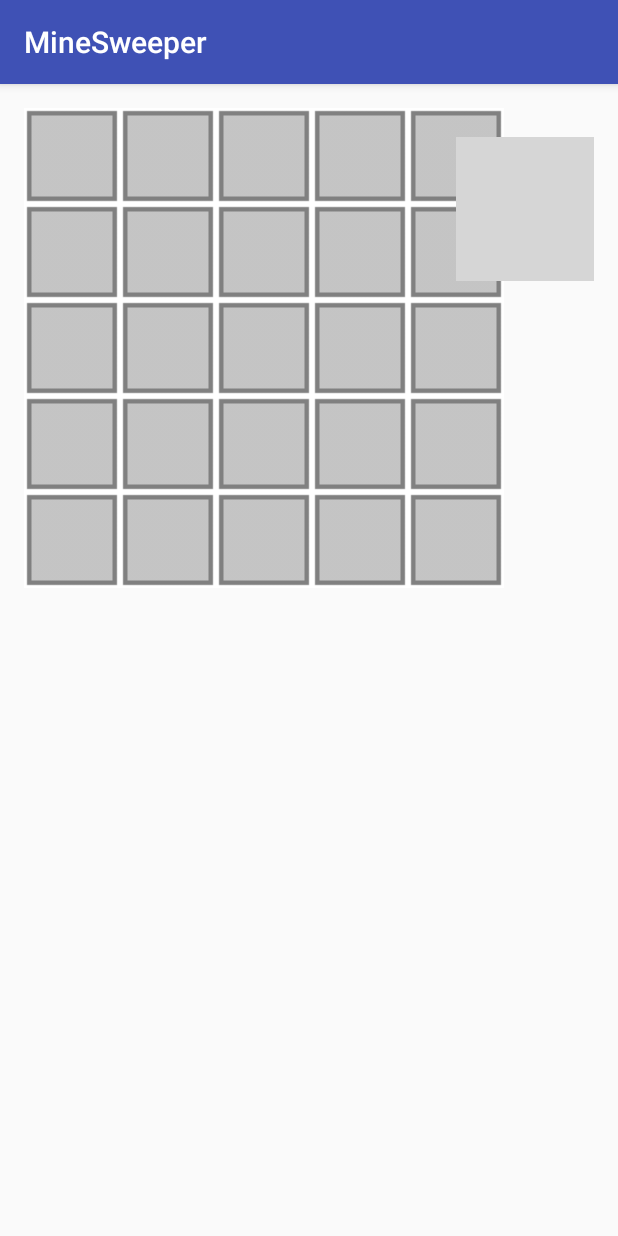
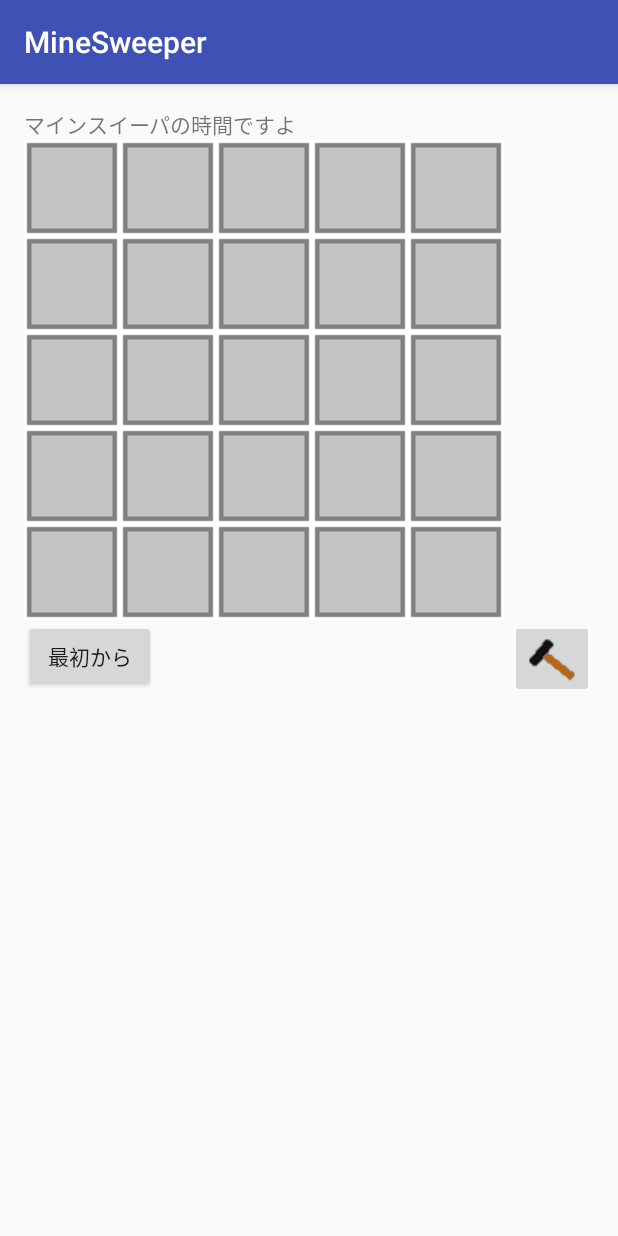
Before and after one commit to koike-marshmallow/MineSweeper, an Android app: the screen it shows after launch (MainActivity), on a phone screen of 412 x 824 dp. Run offline under Robolectric (Android 15) with nearby library versions, the light colour scheme and no system bars; grey boxes are pictures that could not be loaded.

Commit message:
旗の機能を追加

```diff
--- a/app/src/main/java/com/example/ryokun/minesweeper/MainActivity.java
+++ b/app/src/main/java/com/example/ryokun/minesweeper/MainActivity.java
@@ -4,8 +4,11 @@ import android.graphics.Point;
 import android.support.v7.app.AppCompatActivity;
 import android.os.Bundle;
 import android.view.View;
+import android.widget.Button;
 import android.widget.GridLayout;
+import android.widget.ImageButton;
 import android.widget.ImageView;
+import android.widget.LinearLayout;
 import android.widget.RelativeLayout;
 import android.widget.Toast;
 
@@ -14,16 +17,24 @@ import com.example.ryokun.minesweeper.gamecore.BombSetter;
 import com.example.ryokun.minesweeper.gamecore.MineBoard;
 
 public class MainActivity extends AppCompatActivity {
+    static int boardWidth = 5;
+    static int boardHeight = 5;
+    static int bombCount = 5;
+
+    MineBoard board;
+    MineBoardViewDrawer drawer;
+    boolean openMode;
 
     @Override
     protected void onCreate(Bundle savedInstanceState) {
         super.onCreate(savedInstanceState);
         setContentView(R.layout.activity_main);
 
-        final MineBoard board = new MineBoard(5, 5);
-        final MineBoardViewDrawer drawer = new MineBoardViewDrawer(board, this);
-        View boardView = drawer.refresh(false);
-        RelativeLayout parent = (RelativeLayout) findViewById(R.id.parent);
+        board = new MineBoard(boardWidth, boardHeight);
+        drawer = new MineBoardViewDrawer(board, this);
+        openMode = true;
+        View boardView = drawer.refresh();
+        LinearLayout parent = (LinearLayout) findViewById(R.id.wrapboard);
         parent.addView(boardView);
 
         drawer.setOnClickListener(new View.OnClickListener(){
@@ -34,15 +45,46 @@ public class MainActivity extends AppCompatActivity {
                 Toast.makeText(getApplicationContext(), toastMsg, Toast.LENGTH_SHORT).show();
 
                 if( pt != null && !board.isGameover() ){
-                    if( board.countBombCell() == 0 ){
-                        BombSetter.setBomb(board, pt.x, pt.y, 5);
-                        board.numbering();
+                    if( openMode ) {
+                        if (board.countBombCell() == 0) {
+                            BombSetter.setBomb(board, pt.x, pt.y, bombCount);
+                            board.numbering();
+                        }
+                        board.open(pt.x, pt.y);
+                    }else{
+                        board.reverseFlag(pt.x, pt.y);
                     }
-                    board.open(pt.x, pt.y);
                 }
                 drawer.refresh(board.isGameover());
             }
         });
 
+        final ImageButton modeBtn = (ImageButton)findViewById(R.id.modebtn);
+        modeBtn.setOnClickListener(new View.OnClickListener(){
+            @Override
+            public void onClick(View view){
+                if( openMode ){
+                    modeBtn.setImageResource(R.drawable.bicon_flag);
+                    openMode = false;
+                }else{
+                    modeBtn.setImageResource(R.drawable.bicon_open);
+                    openMode = true;
+                }
+            }
+        });
+
+        final Button retryBtn = (Button)findViewById(R.id.retrybtn);
+        retryBtn.setOnClickListener(new View.OnClickListener(){
+            @Override
+            public void onClick(View view) {
+                retryGame();
+            }
+        });
+
+    }
+
+    void retryGame(){
+        board.init(boardWidth, boardHeight);
+        drawer.refresh();
     }
 }
--- a/app/src/main/java/com/example/ryokun/minesweeper/drawer/MineBoardViewDrawer.java
+++ b/app/src/main/java/com/example/ryokun/minesweeper/drawer/MineBoardViewDrawer.java
@@ -103,6 +103,10 @@ public class MineBoardViewDrawer {
         return rootView;
     }
 
+    public View refresh(){
+        return refresh(false);
+    }
+
     public View getView(){
         return rootView;
     }
--- a/app/src/main/res/layout/activity_main.xml
+++ b/app/src/main/res/layout/activity_main.xml
@@ -7,60 +7,36 @@
     android:paddingLeft="@dimen/activity_horizontal_margin"
     android:paddingRight="@dimen/activity_horizontal_margin"
     android:paddingTop="@dimen/activity_vertical_margin"
-    tools:context="com.example.ryokun.minesweeper.MainActivity"
-    android:id="@+id/parent">
+    tools:context="com.example.ryokun.minesweeper.MainActivity">
 
     <TextView
         android:layout_width="wrap_content"
         android:layout_height="wrap_content"
-        android:text="Hello World!"
+        android:text="マインスイーパの時間ですよ"
         android:id="@+id/textView" />
 
-    <GridLayout
+    <LinearLayout
+        android:orientation="vertical"
+        android:layout_width="match_parent"
+        android:layout_height="wrap_content"
+        android:layout_below="@+id/textView"
+        android:layout_alignParentStart="true"
+        android:id="@+id/wrapboard"></LinearLayout>
+
+    <Button
         android:layout_width="wrap_content"
-        android:layout_height="match_parent"
-        android:layout_below="@+id/textView"
-        android:layout_alignParentStart="true">
+        android:layout_height="wrap_content"
+        android:text="最初から"
+        android:id="@+id/retrybtn"
+        android:layout_below="@+id/wrapboard"
+        android:layout_alignParentStart="true" />
 
-        <ImageView
-            android:layout_width="wrap_content"
-            android:layout_height="wrap_content"
-            android:id="@+id/testview"
-            android:layout_row="0"
-            android:layout_column="0"
-            android:src="@drawable/abc_ic_star_black_36dp" />
-
-        <ImageView
-            android:layout_width="wrap_content"
-            android:layout_height="wrap_content"
-            android:id="@+id/imageView3"
-            android:layout_row="0"
-            android:layout_column="1"
-            android:src="@drawable/abc_ic_star_black_36dp" />
-
-        <ImageView
-            android:layout_width="wrap_content"
-            android:layout_height="wrap_content"
-            android:id="@+id/imageView4"
-            android:layout_row="0"
-            android:layout_column="2"
-            android:src="@drawable/abc_ic_star_black_36dp" />
-
-        <ImageView
-            android:layout_width="wrap_content"
-            android:layout_height="wrap_content"
-            android:id="@+id/imageView2"
-            android:layout_row="0"
-            android:layout_column="3"
-            android:src="@drawable/abc_ic_star_black_36dp" />
-
-        <ImageView
-            android:layout_width="wrap_content"
-            android:layout_height="wrap_content"
-            android:id="@+id/imageView5"
-            android:layout_row="0"
-            android:layout_column="4"
-            android:src="@drawable/abc_ic_star_black_36dp" />
-    </GridLayout>
+    <ImageButton
+        android:layout_width="wrap_content"
+        android:layout_height="wrap_content"
+        android:id="@+id/modebtn"
+        android:layout_below="@+id/wrapboard"
+        android:layout_alignParentEnd="true"
+        android:src="@drawable/bicon_open" />
 
 </RelativeLayout>
```
Also changed, not shown: app/src/main/res/drawable/bicon_flag.png (added), app/src/main/res/drawable/bicon_open.png (added).
